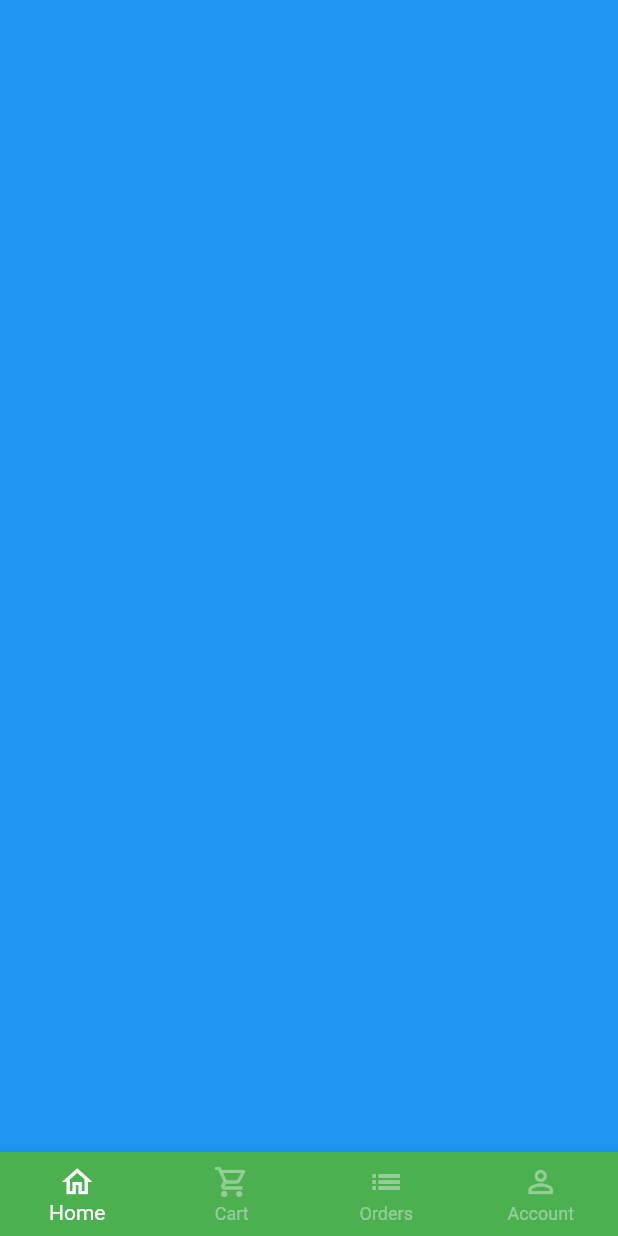
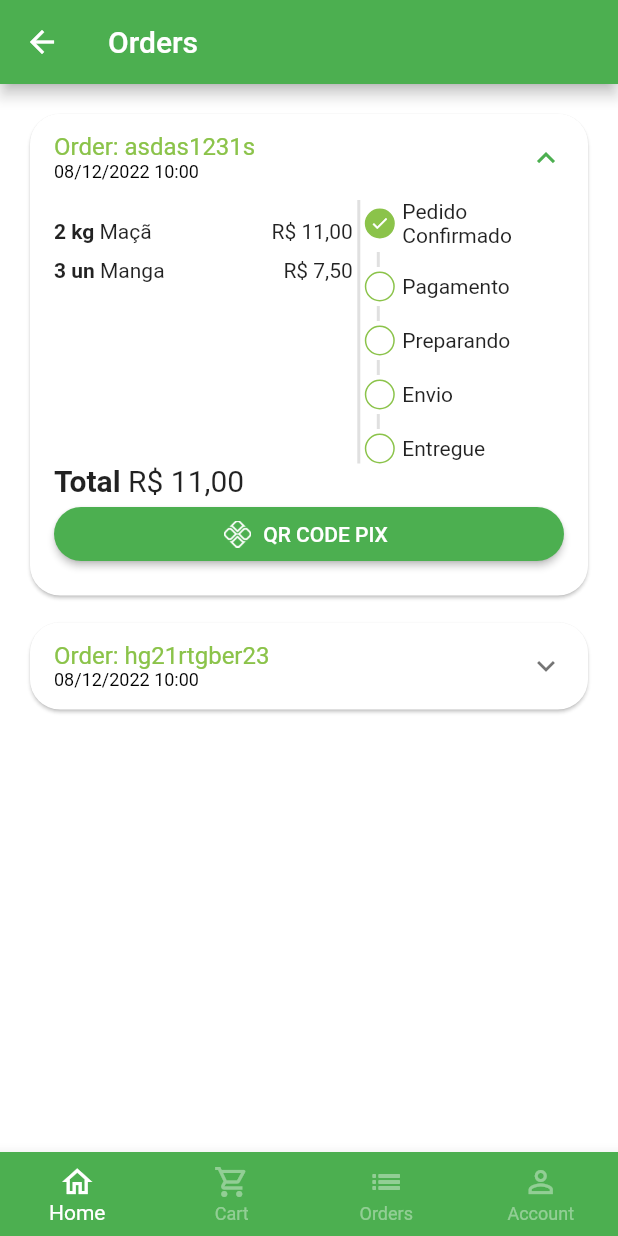
Before and after one commit to JoaoPauloHenriqueSiqueira/quitandaApp, a Flutter app: the BaseScreen screen opened directly, swiped to page 3, on a phone screen of 412 x 824 dp. Run offline on Flutter 3.47's test engine with Material 2 defaults, Android fonts, the phone set to English and light mode, and no system bars; our stand-ins replace animated_text_kit, badges, mask_text_input_formatter, qr_flutter.

Commit message:
QRCODE, Orders and Cart

```diff
--- a/lib/src/config/app_data.dart
+++ b/lib/src/config/app_data.dart
@@ -1,5 +1,6 @@
 import 'package:quitanda/src/models/cart_item_model.dart';
 import 'package:quitanda/src/models/item_model.dart';
+import 'package:quitanda/src/models/order_model.dart';
 import 'package:quitanda/src/models/user_model.dart';
 
 ItemModel apple = ItemModel(
@@ -81,4 +82,28 @@ List<CartItemModel> cartItems = [
   CartItemModel(item: grape, quantity: 4),
 ];
 
-UserModel user = UserModel(name: "João Paulo", email: "joao.jp@gmail.com", phone: "14996350585", cpf: "39228071828", password: "");
+UserModel user = UserModel(
+    name: "João Paulo",
+    email: "joao.jp@gmail.com",
+    phone: "14996350585",
+    cpf: "39228071828",
+    password: "");
+
+List<OrderModel> orders = [
+  OrderModel(
+      id: "asdas1231s",
+      cretedDateTime: DateTime.parse("2022-12-08 10:00:10.548"),
+      overdueDateTime: DateTime.parse("2022-12-08 10:00:10.548"),
+      items: [CartItemModel(item: apple, quantity: 2),CartItemModel(item: mango, quantity: 3)],
+      status: 'pending_payment',
+      copyAndPaste: "q1w2awe231rw",
+      total: 11.0),
+  OrderModel(
+      id: "hg21rtgber23",
+      cretedDateTime: DateTime.parse("2022-12-08 10:00:10.548"),
+      overdueDateTime: DateTime.parse("2022-12-08 10:00:10.548"),
+      items: [CartItemModel(item: mango, quantity: 4)],
+      status: "shipping",
+      copyAndPaste: "asd1wd1w123",
+      total: 121.0)
+];
--- /dev/null
+++ b/lib/src/models/order_model.dart
@@ -0,0 +1,22 @@
+import 'package:quitanda/src/models/cart_item_model.dart';
+
+class OrderModel {
+  late String id;
+  late DateTime cretedDateTime;
+  late DateTime overdueDateTime;
+  late List<CartItemModel> items;
+  late String status;
+  late String copyAndPaste;
+  late double total;
+
+  OrderModel({
+   required this.id,
+   required this.cretedDateTime,
+   required this.overdueDateTime,
+   required this.items,
+   required this.status,
+   required this.copyAndPaste,
+   required this.total,
+  });
+
+}
--- a/lib/src/pages/base/base_screen.dart
+++ b/lib/src/pages/base/base_screen.dart
@@ -1,6 +1,7 @@
 import 'package:flutter/material.dart';
 import 'package:quitanda/src/pages/cart/cart_tab.dart';
 import 'package:quitanda/src/pages/home/home_tab.dart';
+import 'package:quitanda/src/pages/orders/orders_tab.dart';
 import 'package:quitanda/src/pages/profile/profile_tab.dart';
 
 class BaseScreen extends StatefulWidget {
@@ -24,7 +25,7 @@ class _BaseScreenState extends State<BaseScreen> {
         children: [
           HomeTab(),
           CartTab(),
-          Container(color: Colors.blue),
+          OrdersTab(),
           ProfileTab(),
         ],
       ),
--- a/lib/src/pages/cart/cart_tab.dart
+++ b/lib/src/pages/cart/cart_tab.dart
@@ -3,6 +3,7 @@ import 'package:quitanda/src/config/app_data.dart' as app_data;
 import 'package:quitanda/src/config/custom_colors.dart';
 import 'package:quitanda/src/models/cart_item_model.dart';
 import 'package:quitanda/src/pages/cart/components/cart_tile.dart';
+import 'package:quitanda/src/pages/common_widgets/payment_dialog.dart';
 import 'package:quitanda/src/services/util_services.dart';
 
 class CartTab extends StatefulWidget {
@@ -78,7 +79,11 @@ class _CartTabState extends State<CartTab> {
                               borderRadius: BorderRadius.circular(18))),
                       onPressed: () async{
                         bool? result = await showOrderConfirmation();
-                        print(result);
+                        if(result ?? false){
+                          showDialog(context: context, builder: (_){
+                            return  PaymentDialog(order: app_data.orders.first,);
+                          });
+                        }
                       },
                       child: Text(
                         "Finish",
--- /dev/null
+++ b/lib/src/pages/common_widgets/payment_dialog.dart
@@ -0,0 +1,85 @@
+import 'package:flutter/material.dart';
+import 'package:qr_flutter/qr_flutter.dart';
+import 'package:quitanda/src/models/order_model.dart';
+import 'package:quitanda/src/services/util_services.dart';
+
+class PaymentDialog extends StatelessWidget {
+  final OrderModel order;
+  final UtilServices utilServices = new UtilServices();
+
+  PaymentDialog({Key? key, required this.order}) : super(key: key);
+
+  @override
+  Widget build(BuildContext context) {
+    return Dialog(
+      shape: RoundedRectangleBorder(borderRadius: BorderRadius.circular(20.0)),
+      child: Stack(
+        alignment: Alignment.center,
+        children: [
+          // CONTENT
+          Padding(
+            padding: EdgeInsets.all(8.0),
+            child: Column(
+              mainAxisSize: MainAxisSize.min,
+              children: [
+                Padding(
+                  padding: const EdgeInsets.symmetric(vertical: 10),
+                  child: Text(
+                    "PIX Payment",
+                    style: TextStyle(fontWeight: FontWeight.bold, fontSize: 18),
+                  ),
+                ),
+
+                // CODE QR
+                QrImage(
+                  data: "123456789asssaa0",
+                  version: QrVersions.auto,
+                  size: 200.0,
+                ),
+
+                // VALID_AT
+                Text(
+                  "Expiration date: ${utilServices.formatDateTime(order.overdueDateTime)}",
+                  style: TextStyle(fontSize: 12),
+                ),
+
+                // AMOUNT
+                Text(
+                  "Amount: ${utilServices.priceToCurrency(order.total)}",
+                  style: TextStyle(fontSize: 17, fontWeight: FontWeight.bold),
+                ),
+
+                // COPY AND PASTE
+                OutlinedButton.icon(
+                    style: OutlinedButton.styleFrom(
+                      shape: RoundedRectangleBorder(
+                          borderRadius: BorderRadius.circular(20)),
+                      side: BorderSide(width: 2, color: Colors.green),
+                    ),
+                    onPressed: () {},
+                    icon: Icon(
+                      Icons.copy,
+                      size: 15,
+                    ),
+                    label: Text(
+                      "Copy PIX code",
+                      style: TextStyle(fontSize: 13),
+                    ))
+              ],
+            ),
+          ),
+
+          Positioned(
+              top: 0,
+              right: 0,
+              child: IconButton(
+                onPressed: () {
+                  Navigator.of(context).pop();
+                },
+                icon: Icon(Icons.close),
+              ))
+        ],
+      ),
+    );
+  }
+}
--- /dev/null
+++ b/lib/src/pages/orders/components/order_status_widget.dart
@@ -0,0 +1,115 @@
+import 'package:flutter/material.dart';
+import 'package:quitanda/src/config/custom_colors.dart';
+
+class OrderStatusWidget extends StatelessWidget {
+  final String status;
+  final bool isOverdue;
+
+  final Map<String, int> allStatus = <String, int>{
+    'pending_payment': 0,
+    'refunded': 1,
+    'paid': 2,
+    'preparing_purchase': 3,
+    'shipping': 4,
+    'delivered': 5
+  };
+
+  int get currentStatus => allStatus[status]!;
+
+  OrderStatusWidget({Key? key, required this.isOverdue, required this.status})
+      : super(key: key);
+
+  @override
+  Widget build(BuildContext context) {
+    return Column(
+      crossAxisAlignment: CrossAxisAlignment.start,
+      children: [
+        _StatusDot(isActive: true, title: "Pedido Confirmado"),
+        _CustomDivider(),
+        if (currentStatus == 1) ...[
+          _StatusDot(
+            isActive: true,
+            title: "PIX estornado",
+            backgroundColor: Colors.orange,
+          )
+        ] else if (isOverdue) ...[
+          _StatusDot(
+            isActive: true,
+            title: "Pagamento PIX vencido",
+            backgroundColor: Colors.red,
+          )
+        ] else ...[
+          _StatusDot(isActive: currentStatus >= 2, title: "Pagamento"),
+          _CustomDivider(),
+          _StatusDot(isActive: currentStatus >= 3, title: "Preparando"),
+          _CustomDivider(),
+          _StatusDot(isActive: currentStatus >= 4, title: "Envio"),
+          _CustomDivider(),
+          _StatusDot(isActive: currentStatus >= 5, title: "Entregue")
+        ]
+      ],
+    );
+  }
+}
+
+class _CustomDivider extends StatelessWidget {
+  const _CustomDivider({Key? key}) : super(key: key);
+
+  @override
+  Widget build(BuildContext context) {
+    return Container(
+      margin: EdgeInsets.symmetric(horizontal: 8, vertical: 3),
+      height: 10,
+      width: 2,
+      color: Colors.grey.shade300,
+    );
+  }
+}
+
+class _StatusDot extends StatelessWidget {
+  final bool isActive;
+  final String title;
+  final Color? backgroundColor;
+
+  const _StatusDot(
+      {Key? key,
+      required this.isActive,
+      required this.title,
+      this.backgroundColor})
+      : super(key: key);
+
+  @override
+  Widget build(BuildContext context) {
+    return Row(
+      children: [
+        //DOT
+        Container(
+          alignment: Alignment.center,
+          height: 20,
+          width: 20,
+          decoration: BoxDecoration(
+            shape: BoxShape.circle,
+            border: Border.all(color: CustomColors.customSwatchCOlor),
+            color: isActive
+                ? backgroundColor ?? CustomColors.customSwatchCOlor
+                : Colors.transparent,
+          ),
+          child: isActive
+              ? Icon(
+                  Icons.check,
+                  size: 13,
+                  color: Colors.white,
+                )
+              : SizedBox.shrink(),
+        ),
+        SizedBox(width: 5),
+        //TITLE
+        Expanded(
+            child: Text(
+          title,
+          style: TextStyle(fontSize: 14),
+        ))
+      ],
+    );
+  }
+}
--- /dev/null
+++ b/lib/src/pages/orders/components/order_tile.dart
@@ -0,0 +1,142 @@
+import 'package:flutter/material.dart';
+import 'package:quitanda/src/config/custom_colors.dart';
+import 'package:quitanda/src/models/cart_item_model.dart';
+import 'package:quitanda/src/models/order_model.dart';
+import 'package:quitanda/src/pages/common_widgets/payment_dialog.dart';
+import 'package:quitanda/src/pages/orders/components/order_status_widget.dart';
+import 'package:quitanda/src/services/util_services.dart';
+
+class OrderTile extends StatelessWidget {
+  final OrderModel order;
+
+  final UtilServices utilServices = UtilServices();
+
+  OrderTile({
+    Key? key,
+    required this.order,
+  }) : super(key: key);
+
+  @override
+  Widget build(BuildContext context) {
+    return Card(
+      shape: RoundedRectangleBorder(borderRadius: BorderRadius.circular(20)),
+      child: Theme(
+        data: Theme.of(context).copyWith(dividerColor: Colors.transparent),
+        child: ExpansionTile(
+          initiallyExpanded: order.status == 'pending_payment',
+          title: Column(
+            mainAxisSize: MainAxisSize.min,
+            crossAxisAlignment: CrossAxisAlignment.start,
+            children: [
+              Text(
+                "Order: ${order.id}",
+                style: TextStyle(color: CustomColors.customSwatchCOlor),
+              ),
+              Text(
+                utilServices.formatDateTime(order.cretedDateTime),
+                style: TextStyle(fontSize: 12, color: Colors.black),
+              ),
+            ],
+          ),
+          childrenPadding: EdgeInsets.fromLTRB(16, 0, 16, 16),
+          expandedCrossAxisAlignment: CrossAxisAlignment.stretch,
+          children: [
+            IntrinsicHeight(
+              child: Row(
+                children: [
+                  // ITEMS LIST
+                  Expanded(
+                      flex: 3,
+                      child: SizedBox(
+                        height: 150,
+                        child: ListView(
+                          children: order.items.map((orderItem) {
+                            return _OrderItemWidget(
+                                orderItem: orderItem,
+                                utilServices: utilServices);
+                          }).toList(),
+                        ),
+                      )),
+                  //DIVISOR
+                  VerticalDivider(
+                    color: Colors.grey.shade300,
+                    thickness: 2,
+                    width: 8,
+                  ),
+                  //ORDER STATUS
+                  Expanded(
+                      flex: 2,
+                      child: OrderStatusWidget(
+                        status: order.status,
+                        isOverdue:
+                            order.overdueDateTime.isBefore(DateTime.now()),
+                      ))
+                ],
+              ),
+            ),
+
+            // AMOUNT
+            Text.rich(
+              TextSpan(style: TextStyle(fontSize: 20), children: [
+                TextSpan(
+                    text: "Total ",
+                    style: TextStyle(
+                      fontWeight: FontWeight.bold,
+                    )),
+                TextSpan(text: utilServices.priceToCurrency(order.total))
+              ]),
+            ),
+
+            //PAYMENT BUTTON
+            Visibility(
+              visible: order.status == "pending_payment",
+              child: ElevatedButton.icon(
+                  style: ElevatedButton.styleFrom(
+                      shape: RoundedRectangleBorder(
+                    borderRadius: BorderRadius.circular(20),
+                  )),
+                  onPressed: () {
+                    showDialog(context: context, builder: (_){
+                      return  PaymentDialog(order: order,);
+                    });
+                  },
+                  icon: Image.asset(
+                    'assets/app_images/pix.png',
+                    height: 18,
+                  ),
+                  label: Text("QR CODE PIX")),
+            ),
+          ],
+        ),
+      ),
+    );
+  }
+}
+
+class _OrderItemWidget extends StatelessWidget {
+  const _OrderItemWidget({
+    Key? key,
+    required this.utilServices,
+    required this.orderItem,
+  }) : super(key: key);
+
+  final UtilServices utilServices;
+  final CartItemModel orderItem;
+
+  @override
+  Widget build(BuildContext context) {
+    return Padding(
+      padding: const EdgeInsets.only(bottom: 10),
+      child: Row(
+        children: [
+          Text(
+            '${orderItem.quantity} ${orderItem.item.unit} ',
+            style: TextStyle(fontWeight: FontWeight.bold),
+          ),
+          Expanded(child: Text(orderItem.item.itemName)),
+          Text(utilServices.priceToCurrency(orderItem.totalPrice()))
+        ],
+      ),
+    );
+  }
+}
--- /dev/null
+++ b/lib/src/pages/orders/orders_tab.dart
@@ -0,0 +1,29 @@
+import 'package:flutter/material.dart';
+import 'package:quitanda/src/config/app_data.dart' as app_data;
+import 'package:quitanda/src/pages/orders/components/order_tile.dart';
+
+class OrdersTab extends StatelessWidget {
+  const OrdersTab({Key? key}) : super(key: key);
+
+  @override
+  Widget build(BuildContext context) {
+    return Scaffold(
+      appBar: AppBar(
+        title: Text("Orders"),
+      ),
+      body: ListView.separated(
+          padding: EdgeInsets.all(16),
+          physics: BouncingScrollPhysics(),
+          itemBuilder: (_, index) {
+            return OrderTile(
+              order: app_data.orders[index],
+            );
+            //Text(app_data.orders[index].id)
+          },
+          separatorBuilder: (_, index) {
+            return SizedBox(height: 10);
+          },
+          itemCount: app_data.orders.length),
+    );
+  }
+}
--- a/lib/src/services/util_services.dart
+++ b/lib/src/services/util_services.dart
@@ -1,4 +1,6 @@
 import 'package:intl/intl.dart';
+import 'package:intl/date_symbol_data_local.dart';
+
 
 class UtilServices{
 
@@ -9,4 +11,10 @@ class UtilServices{
 
     return numberFormat.format(price);
   }
+
+  String formatDateTime(DateTime dateTime){
+    initializeDateFormatting();
+    DateFormat dateFormat = DateFormat.yMd('pt_BR').add_Hm();
+    return dateFormat.format(dateTime);
+  }
 }
--- a/pubspec.yaml
+++ b/pubspec.yaml
@@ -38,6 +38,7 @@ dependencies:
   mask_text_input_formatter: ^2.4.0
   badges: ^2.0.3
   intl: ^0.17.0
+  qr_flutter: ^4.0.0
 
 dev_dependencies:
   flutter_test:
@@ -64,6 +65,7 @@ flutter:
   # To add assets to your application, add an assets section, like this:
   assets:
       - assets/fruits/
+      - assets/app_images/
   #   - images/a_dot_burr.jpeg
   #   - images/a_dot_ham.jpeg
 
```
Also changed, not shown: assets/app_images/pix.png (added), pubspec.lock.
